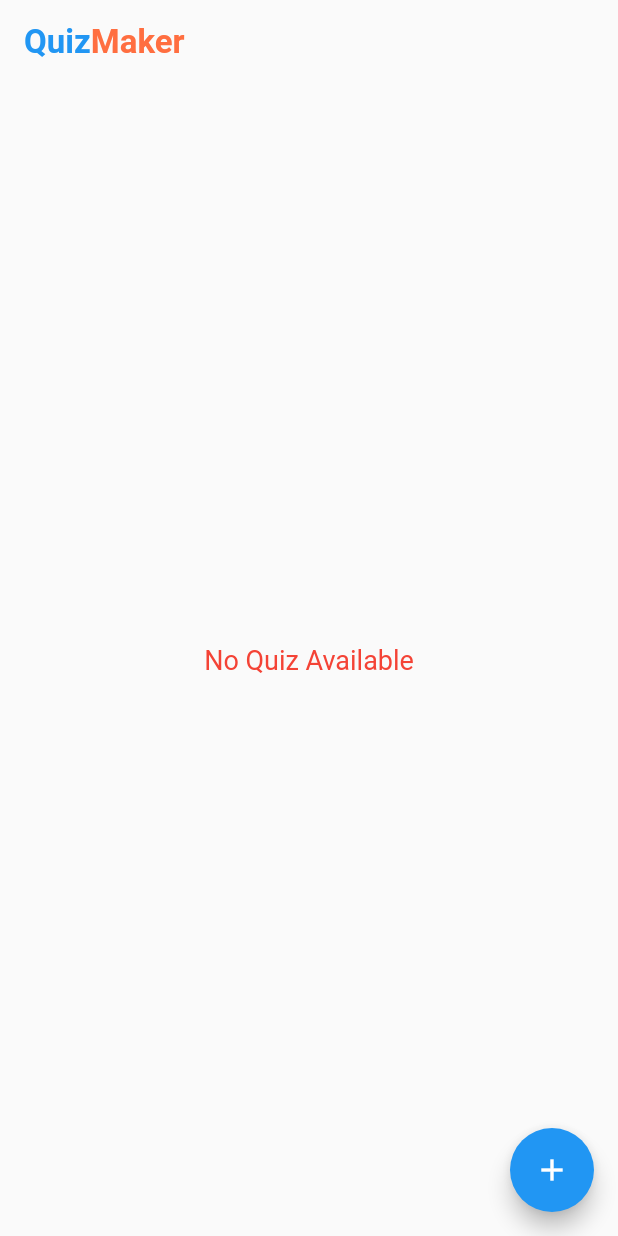
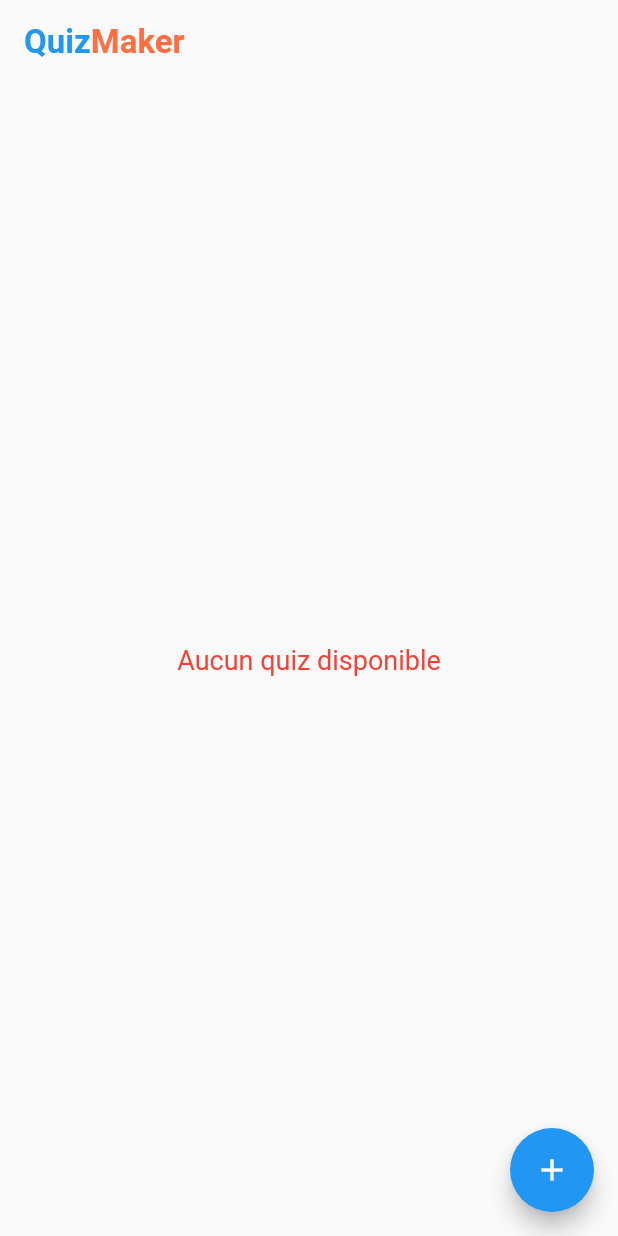
Before and after one commit to YasmineFilali/application_quiz, a Flutter app: the screen it shows after launch, on a phone screen of 412 x 824 dp. Run offline on Flutter 3.47's test engine with Material 2 defaults, Android fonts, the phone set to English and light mode, and no system bars; our stand-ins replace cloud_firestore, firebase_core, random_string; accounts and stored records are empty.

Commit message:
Update home.dart

```diff
--- a/lib/Screens/home.dart
+++ b/lib/Screens/home.dart
@@ -27,7 +27,7 @@ class _HomeState extends State<Home> {
         builder: (context, AsyncSnapshot snapshot) {
           return snapshot.hasData
           ? Container(
-            child: Center(child: Text("No Quiz Available", style: TextStyle(fontSize: 18, color: Colors.red),)),
+            child: Center(child: Text("Aucun quiz disponible", style: TextStyle(fontSize: 18, color: Colors.red),)),
           ) :
           ListView.builder(
               itemCount: snapshot.data.docs.length,
```
